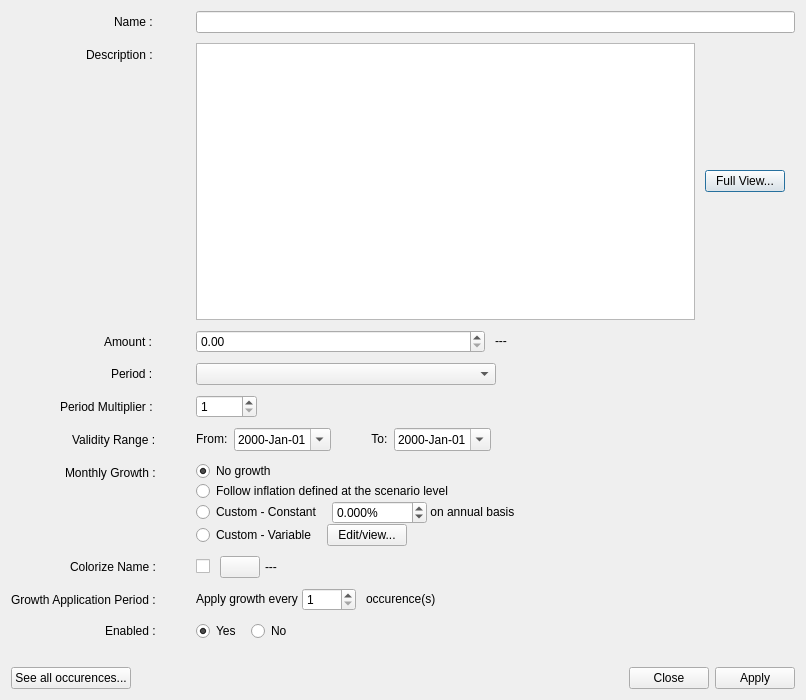
Before: the Qt Designer form editperiodicdialog.ui in redmoon1945/gbp, drawn with Qt 5.
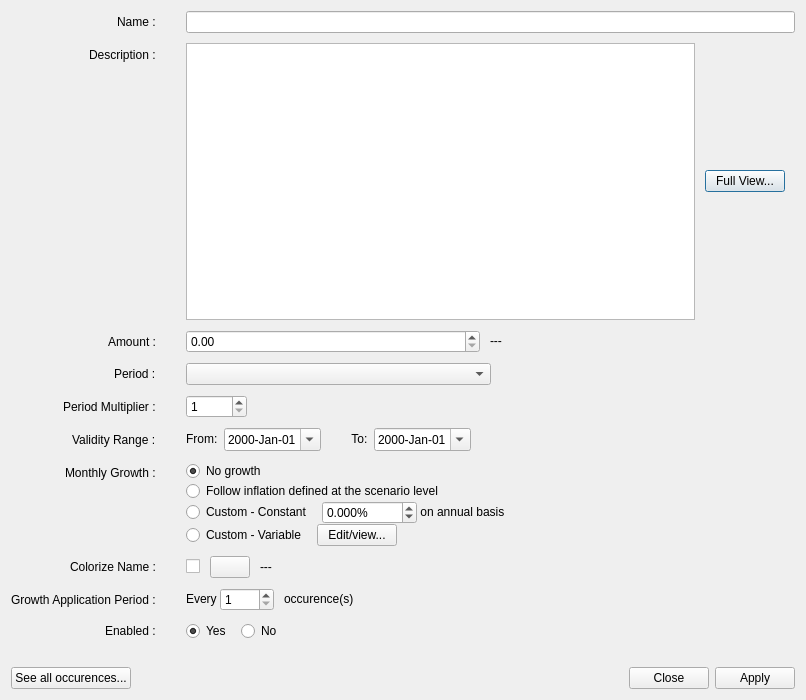
After: the same form once the commit is applied.

Patch:
```diff
--- a/editperiodicdialog.ui
+++ b/editperiodicdialog.ui
@@ -10,6 +10,12 @@
     <height>700</height>
    </rect>
   </property>
+  <property name="sizePolicy">
+   <sizepolicy hsizetype="Preferred" vsizetype="Preferred">
+    <horstretch>0</horstretch>
+    <verstretch>0</verstretch>
+   </sizepolicy>
+  </property>
   <property name="windowTitle">
    <string>Dialog</string>
   </property>
@@ -24,8 +30,11 @@
        <property name="labelAlignment">
         <set>Qt::AlignRight|Qt::AlignTrailing|Qt::AlignVCenter</set>
        </property>
+       <property name="formAlignment">
+        <set>Qt::AlignLeading|Qt::AlignLeft|Qt::AlignTop</set>
+       </property>
        <property name="horizontalSpacing">
-        <number>40</number>
+        <number>30</number>
        </property>
        <property name="verticalSpacing">
         <number>10</number>
@@ -44,12 +53,18 @@
           </font>
          </property>
          <property name="text">
-          <string>Name : </string>
+          <string>Name :</string>
          </property>
         </widget>
        </item>
        <item row="0" column="1">
         <widget class="QLineEdit" name="nameLineEdit">
+         <property name="sizePolicy">
+          <sizepolicy hsizetype="Expanding" vsizetype="Fixed">
+           <horstretch>0</horstretch>
+           <verstretch>0</verstretch>
+          </sizepolicy>
+         </property>
          <property name="maxLength">
           <number>100</number>
          </property>
@@ -75,7 +90,7 @@
           </font>
          </property>
          <property name="text">
-          <string>Description : </string>
+          <string>Description :</string>
          </property>
         </widget>
        </item>
@@ -83,6 +98,12 @@
         <layout class="QHBoxLayout" name="horizontalLayout_12" stretch="0,0,0,0">
          <item>
           <widget class="QPlainTextEdit" name="descPlainTextEdit">
+           <property name="sizePolicy">
+            <sizepolicy hsizetype="Expanding" vsizetype="Expanding">
+             <horstretch>0</horstretch>
+             <verstretch>0</verstretch>
+            </sizepolicy>
+           </property>
            <property name="font">
             <font>
              <italic>true</italic>
@@ -151,7 +172,7 @@
           </font>
          </property>
          <property name="text">
-          <string>Amount : </string>
+          <string>Amount :</string>
          </property>
         </widget>
        </item>
@@ -234,7 +255,7 @@
           <string>Period of time for which this income/expense is repeated (times Period Multiplier)</string>
          </property>
          <property name="text">
-          <string>Period : </string>
+          <string>Period :</string>
          </property>
         </widget>
        </item>
@@ -282,7 +303,7 @@
           </font>
          </property>
          <property name="text">
-          <string>Period Multiplier : </string>
+          <string>Period Multiplier :</string>
          </property>
         </widget>
        </item>
@@ -377,7 +398,7 @@
             <date>
              <year>1999</year>
              <month>12</month>
-             <day>15</day>
+             <day>10</day>
             </date>
            </property>
            <property name="displayFormat">
@@ -401,7 +422,7 @@
            </property>
            <property name="sizeHint" stdset="0">
             <size>
-             <width>40</width>
+             <width>30</width>
              <height>20</height>
             </size>
            </property>
@@ -442,7 +463,7 @@
             <date>
              <year>1999</year>
              <month>12</month>
-             <day>17</day>
+             <day>12</day>
             </date>
            </property>
            <property name="displayFormat">
@@ -727,7 +748,7 @@
            </property>
            <property name="sizeHint" stdset="0">
             <size>
-             <width>5</width>
+             <width>10</width>
              <height>20</height>
             </size>
            </property>
@@ -736,7 +757,7 @@
          <item>
           <widget class="QLabel" name="decorationColorCustomTextLabel">
            <property name="sizePolicy">
-            <sizepolicy hsizetype="Fixed" vsizetype="Fixed">
+            <sizepolicy hsizetype="Expanding" vsizetype="Fixed">
              <horstretch>0</horstretch>
              <verstretch>0</verstretch>
             </sizepolicy>
@@ -790,7 +811,7 @@
             </sizepolicy>
            </property>
            <property name="text">
-            <string>Apply growth every </string>
+            <string>Every </string>
            </property>
           </widget>
          </item>
```
Left out of the diff: 8 changed lines with no effect on the pictures.
